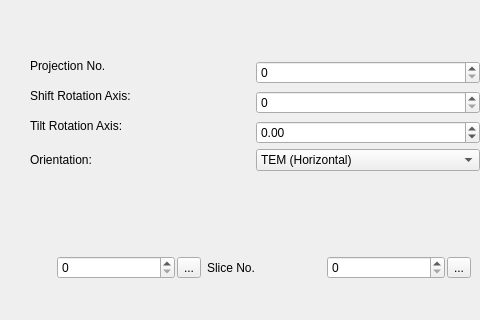
The window that tomviz/RotateAlignWidget.ui (OpenChemistry/tomviz) describes before a commit, drawn with Qt 5; both pictures show x 342 to 822 and y 129 to 449 of the 822 by 679 pixel window.
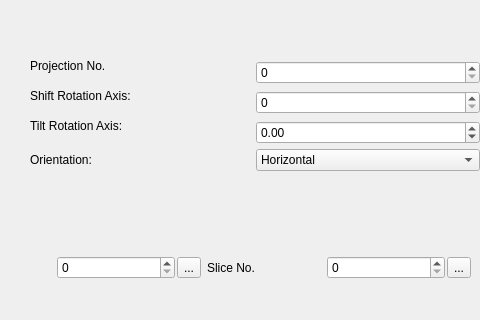
The same window after the commit. Custom widgets are drawn as their Qt base class.

Commit message:
Simplify Rotate Align Widget orientation names
We should use just "Horizontal" and "Vertical", because the
orientation is not always standard for TEM or X-Ray.

What changed in the file:
```diff
--- a/tomviz/RotateAlignWidget.ui
+++ b/tomviz/RotateAlignWidget.ui
@@ -172,7 +172,7 @@
           <widget class="QComboBox" name="orientation">
            <item>
             <property name="text">
-             <string>TEM (Horizontal)</string>
+             <string>Horizontal</string>
             </property>
            </item>
            <item>
```
Left out of the diff: 2 changed lines with no effect on the pictures.
